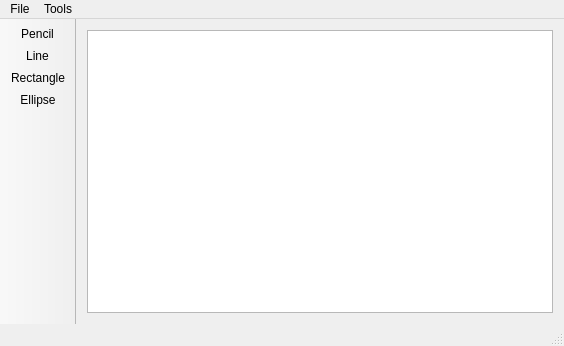
This is mainwindow.ui in stand-by/MyPaint as Qt 5 draws it before an edit. The edited form follows.
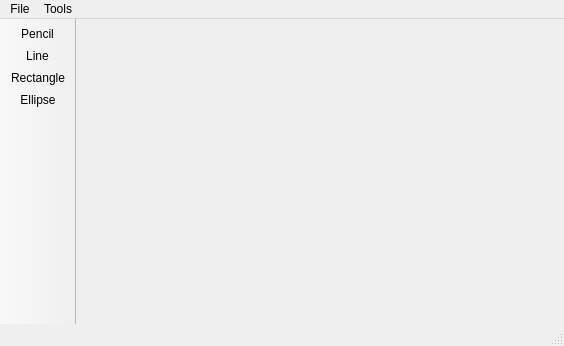
This is the edited form. Icons and pictures are not drawn.

Commit message: remove QGraphicsView from form

Diff of the .ui file:
```diff
--- a/mainwindow.ui
+++ b/mainwindow.ui
@@ -14,11 +14,7 @@
    <string>MainWindow</string>
   </property>
   <widget class="QWidget" name="centralWidget">
-   <layout class="QVBoxLayout" name="verticalLayout">
-    <item>
-     <widget class="QGraphicsView" name="graphicsView"/>
-    </item>
-   </layout>
+   <layout class="QVBoxLayout" name="verticalLayout"/>
   </widget>
   <widget class="QMenuBar" name="menuBar">
    <property name="geometry">
```
